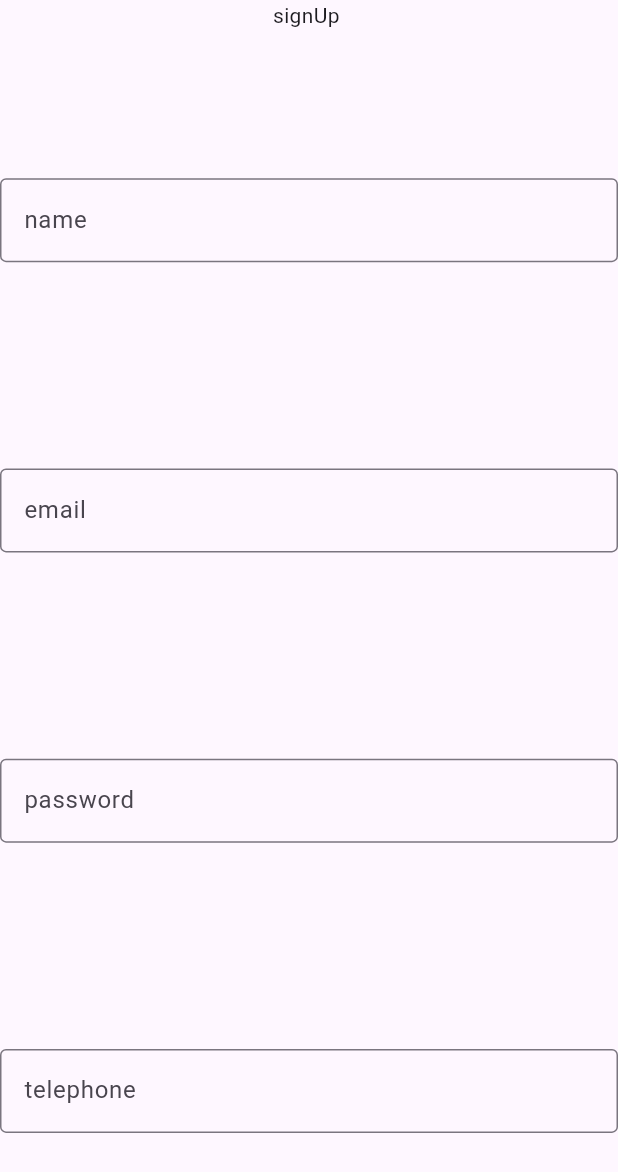
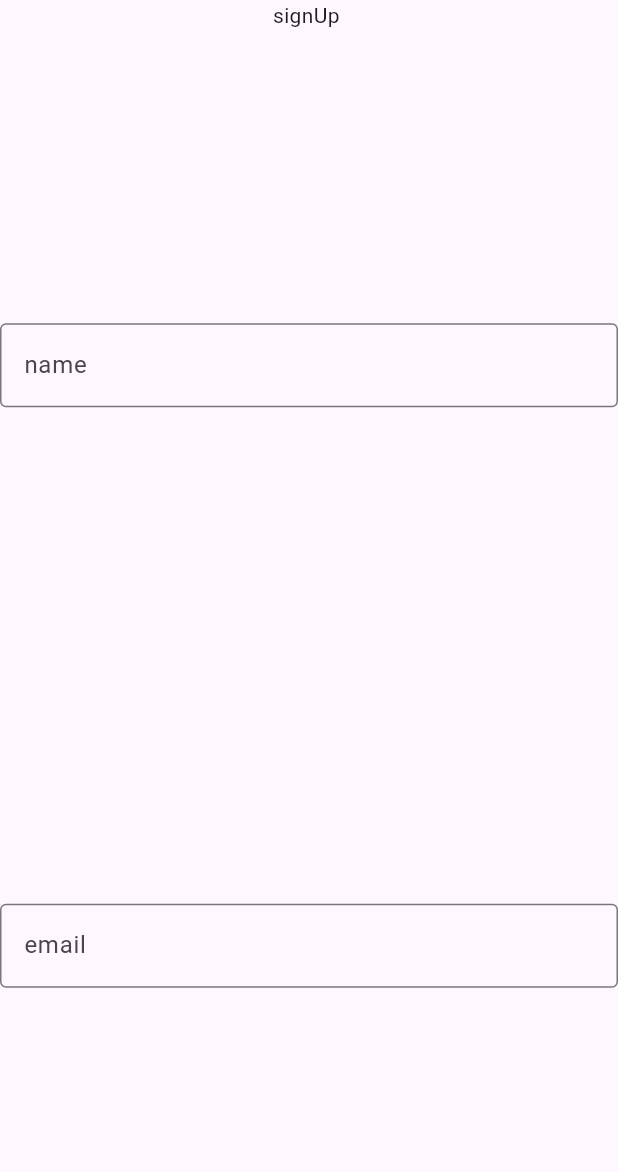
Before and after one commit to RiadHr/form_test, a Flutter app: the screen it shows after launch, on a phone screen of 412 x 824 dp. Shown: the top 1172 px of the screen. Run offline on Flutter 3.47's test engine with Material 3 defaults, Android fonts, the phone set to English and light mode, and no system bars.

Commit message:
added aconstant folder

```diff
--- a/lib/pages/home_page.dart
+++ b/lib/pages/home_page.dart
@@ -1,6 +1,7 @@
-import 'package:flutter/cupertino.dart';
 import 'package:flutter/material.dart';
-import 'package:flutter/widgets.dart';
+import 'package:form/utlis/global_Constant.dart';
+import 'package:form/widget/custom_form_field.dart';
+import 'package:form/utlis/input_validators.dart';
 
 class HomePage extends StatefulWidget {
   const HomePage({super.key, required this.title});
@@ -18,45 +19,32 @@ class _HomePageState extends State<HomePage> {
         child: Column(
           mainAxisAlignment: MainAxisAlignment.spaceEvenly,
           children: [
-            SizedBox(
+            const SizedBox(
                 height: 50,
                 child: Text("signUp ")),
             Expanded(
               child: Column(
                 mainAxisAlignment: MainAxisAlignment.spaceAround,
                 children: [
-                  TextFormField(
-                    decoration: const InputDecoration(
-                      border: OutlineInputBorder(),
-                      label: Text("name"),
-                    ),
+                 CustomFormField(
+                   hint: "name",
+                   validator: (value) {
+                     if(value!.isNotEmpty && value!.isNameValid){
+                       return "enter a valid name";
+                     }
+                   },
+                   inputFormater: GlobalConstant.inputFormaterNameField,
+                 ),
+                 CustomFormField(
+                   hint: "email",
+                   inputFormater: GlobalConstant.inputFormaterEmailField,
+                   validator: (value) {
+                     if(value!.isNotEmpty && value!.isEmailValid){
+                       return "enter a valid email";
+                     }
+                   },
+                 ),
 
-
-                  ),
-                  TextFormField(
-                    decoration: const InputDecoration(
-                      border: OutlineInputBorder(),
-                      label: Text("email"),
-                    ),
-
-
-                  ),
-                  TextFormField(
-                    decoration: const InputDecoration(
-                      border: OutlineInputBorder(),
-                      label: Text("password"),
-                    ),
-
-
-                  ),
-                  TextFormField(
-                    decoration: const InputDecoration(
-                      border: OutlineInputBorder(),
-                      label: Text("telephone"),
-                    ),
-
-
-                  ),
                 ],
               ),
             ),
```
